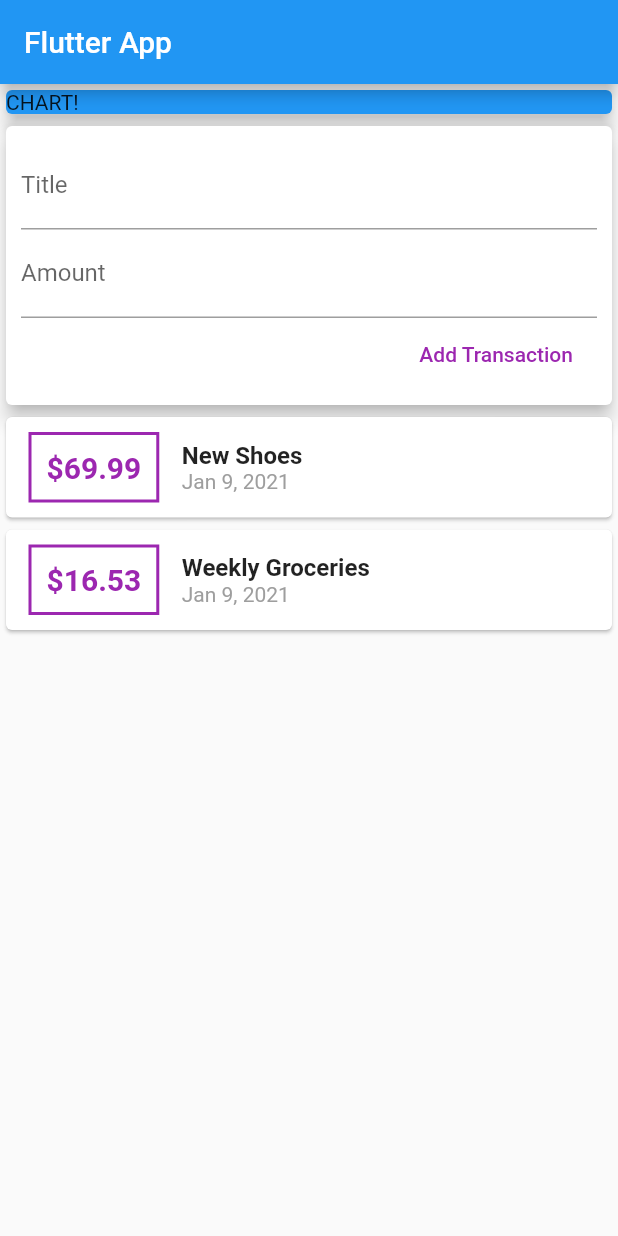
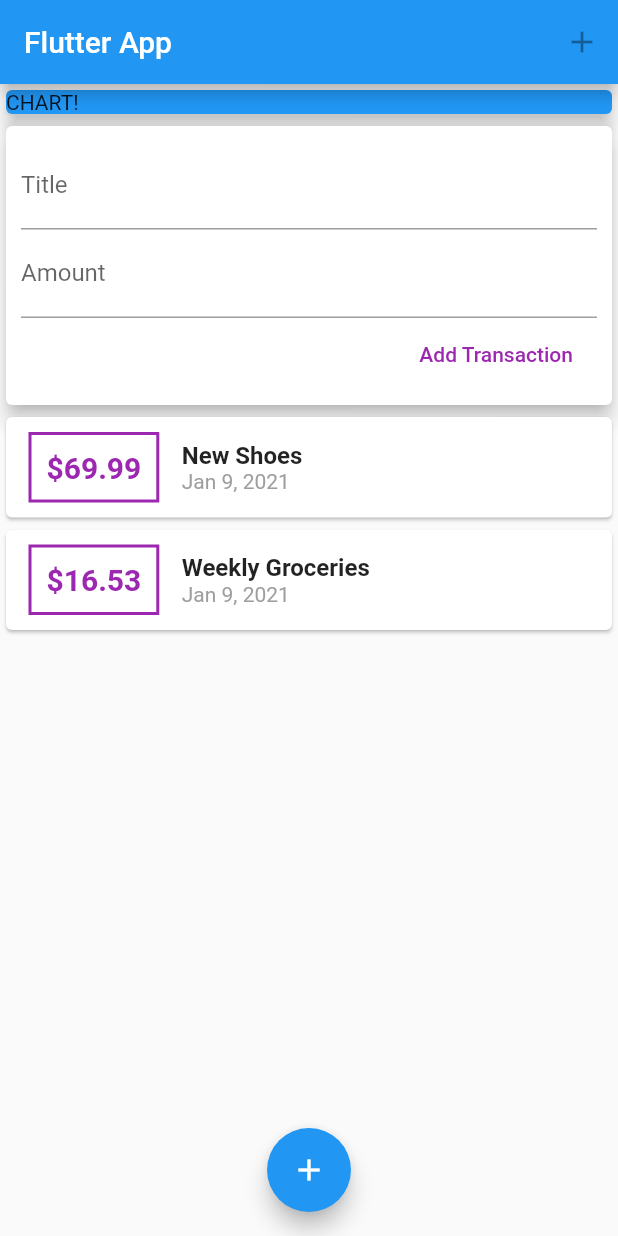
Before and after one commit to GeekAbdou/Expenses-Tracker, a Flutter app: the screen it shows after launch, on a phone screen of 412 x 824 dp. Run offline on Flutter 3.47's test engine with Material 2 defaults, Android fonts, the phone set to English and light mode, and no system bars.

Commit message:
Add files via upload

```diff
--- a/personalityexp/lib/main.dart
+++ b/personalityexp/lib/main.dart
@@ -25,6 +25,11 @@ class MyHomePage extends StatelessWidget {
     return Scaffold(
       appBar: AppBar(
         title: Text('Flutter App'),
+        actions: <Widget>[
+          IconButton(
+            icon: Icon(Icons.add),
+          ),
+        ],
       ),
       body: SingleChildScrollView(
           child: Column(
@@ -42,8 +47,12 @@ class MyHomePage extends StatelessWidget {
               UserTransactions()
             ],
           ),
-
       ),
+      floatingActionButton: FloatingActionButton(
+        child: Icon(Icons.add),
+        onPressed: (){},
+      ),
+      floatingActionButtonLocation: FloatingActionButtonLocation.centerFloat,
     );
   }
 }
```
